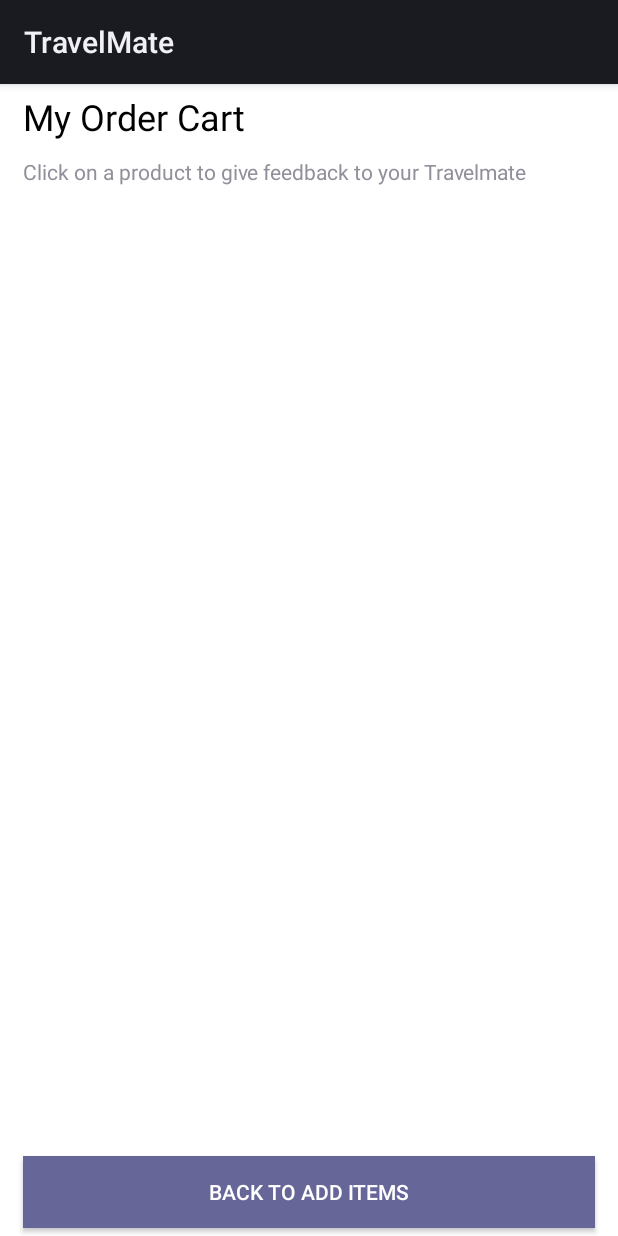
After one commit to olozl/TravelMate, an Android app: the CheckoutActivity screen opened directly, with no data from a screen before it, on a phone screen of 412 x 824 dp. The commit adds this screen. Run offline under Robolectric (Android 15) with nearby library versions, the phone set to English and light mode, and no system bars.

Commit message:
work on writing form and feedback

```diff
--- a/TravelMate/app/src/main/AndroidManifest.xml
+++ b/TravelMate/app/src/main/AndroidManifest.xml
@@ -20,6 +20,7 @@
         <activity android:name=".WritingFormActivity"></activity>
         <activity android:name="ProductDetailsActivity"></activity>
         <activity android:name="ShoppingCartActivity"></activity>
+        <activity android:name=".CheckoutActivity"></activity>
 
     </application>
 </manifest>
--- /dev/null
+++ b/TravelMate/app/src/main/java/com/lee/zoey/travelmate/CheckoutActivity.java
@@ -0,0 +1,63 @@
+package com.lee.zoey.travelmate;
+
+import android.app.Activity;
+import android.content.Intent;
+import android.os.Bundle;
+import android.view.View;
+import android.widget.AdapterView;
+import android.widget.Button;
+import android.widget.ListView;
+
+import java.util.List;
+
+/**
+ * Copyright (c) 2017 Eunji Lee
+ * This work is available under the "MIT license".
+ * Please see the file COPYING in this distribution for license terms.
+ */
+
+public class CheckoutActivity extends Activity{
+    private List<Product> mCartList;
+    private ProductAdapter mProductAdapter;
+    @Override
+    protected void onCreate(Bundle savedInstanceState) {
+        super.onCreate(savedInstanceState);
+        setContentView(R.layout.orderdetails);
+
+        mCartList = ShoppingCartHelper.getCartList();
+
+        // Make sure to clear the selections
+        for(int i=0; i<mCartList.size(); i++) {
+            mCartList.get(i).selected = false;
+        }
+
+
+        // Create the list
+        ListView listViewCatalog = (ListView) findViewById(R.id.ListView);
+        mProductAdapter = new ProductAdapter(mCartList, getLayoutInflater(), true);
+        listViewCatalog.setAdapter(mProductAdapter);
+
+        listViewCatalog.setOnItemClickListener(new AdapterView.OnItemClickListener() {
+
+            @Override
+            public void onItemClick(AdapterView<?> parent, View view, int position,
+                                    long id) {
+                Intent productDetailsIntent = new Intent(getBaseContext(),ProductDetailsActivity.class);
+/////////// not this but need to open feedback page
+                productDetailsIntent.putExtra(ShoppingCartHelper.PRODUCT_INDEX, mCartList.get(position).getTitle());
+                startActivity(productDetailsIntent);
+            }
+        });
+
+        // Button to go back to city list to add more items
+        Button viewCityCart = (Button) findViewById(R.id.backToMain);
+        viewCityCart.setOnClickListener(new View.OnClickListener() {
+
+            @Override
+            public void onClick(View v) {
+                Intent viewShoppingCartIntent = new Intent(getBaseContext(), CityActivity.class);
+                startActivity(viewShoppingCartIntent);
+            }
+        });
+    }
+}
--- a/TravelMate/app/src/main/java/com/lee/zoey/travelmate/Product.java
+++ b/TravelMate/app/src/main/java/com/lee/zoey/travelmate/Product.java
@@ -18,6 +18,7 @@ public class Product {
     public String description;
     public double price;
     public boolean selected;
+    public String writer;
 
     // Constructor for City catagory
     public Product(String title, Drawable productImage) {
@@ -27,11 +28,12 @@ public class Product {
 
     // Constructor for travel plan in a certain city
     public Product(String title, Drawable productImage, String description,
-                   double price) {
+                   double price, String writer) {
         this.title = title;
         this.productImage = productImage;
         this.description = description;
         this.price = price;
+        this.writer = writer;
     }
 
     public boolean equals(Object o){
--- a/TravelMate/app/src/main/java/com/lee/zoey/travelmate/ProductDetailsActivity.java
+++ b/TravelMate/app/src/main/java/com/lee/zoey/travelmate/ProductDetailsActivity.java
@@ -45,6 +45,8 @@ public class ProductDetailsActivity extends Activity {
         productDetailsTextView.setText(selectedProduct.description);
         ImageView productImageView = (ImageView) findViewById(R.id.ImageViewProduct);
         productImageView.setImageDrawable(selectedProduct.productImage);
+        TextView writerName = (TextView) findViewById(R.id.matename);
+        writerName.setText(selectedProduct.writer);
 
         TextView productPriceTextView = (TextView) findViewById(R.id.TextViewProductPrice);
         productPriceTextView.setText("$" + selectedProduct.price);
--- a/TravelMate/app/src/main/java/com/lee/zoey/travelmate/UserInfo.java
+++ b/TravelMate/app/src/main/java/com/lee/zoey/travelmate/UserInfo.java
@@ -22,13 +22,13 @@ public class UserInfo {
         this.password = password;
         this.gender = gender;
     }
-
+    // to check if username and corresponding password are equal
     public boolean equals(String username, String pwd){
         if (this.username.equals(username) && this.password.equals(pwd))
             return true;
         return false;
     }
-
+    // getter
     public String getUser(){
         return this.username;
     }
--- /dev/null
+++ b/TravelMate/app/src/main/res/layout/orderdetails.xml
@@ -0,0 +1,26 @@
+<?xml version="1.0" encoding="utf-8"?>
+<LinearLayout xmlns:android="http://schemas.android.com/apk/res/android"
+    android:orientation="vertical" android:layout_height="fill_parent"
+    android:layout_width="fill_parent" android:background="#ffffff"
+    android:paddingLeft="10dp" android:paddingRight="10dp">
+
+    <TextView android:id="@+id/TextView01" android:layout_width="wrap_content"
+        android:layout_height="wrap_content" android:textColor="#000000"
+        android:textSize="24dip" android:layout_margin="5dip" android:text="My Order Cart"/>
+    <TextView android:id="@+id/textView1" android:layout_width="wrap_content" android:layout_height="wrap_content"
+        android:layout_margin="5dip" android:text="Click on a product to give feedback to your Travelmate"/>
+    <ListView android:layout_height="wrap_content"
+        android:layout_weight="1" android:id="@+id/ListView"
+        android:layout_width="fill_parent" android:background="#ffffff"
+        android:cacheColorHint="#ffffff" android:clickable="true"
+        android:choiceMode="multipleChoice">
+
+    </ListView>
+        <Button android:layout_width="fill_parent"
+            android:background="#666699"
+            android:textColor="#FFFFFF" android:width="190dp"
+            android:layout_height="wrap_content" android:layout_margin="5dip"
+            android:id="@+id/backToMain"
+            android:text="Back to add items"/>
+
+</LinearLayout>
--- a/TravelMate/app/src/main/res/layout/writeform.xml
+++ b/TravelMate/app/src/main/res/layout/writeform.xml
@@ -34,7 +34,7 @@
         android:textColor="#000000"/>
     <EditText android:layout_width="wrap_content"
         android:layout_height="wrap_content" android:layout_weight="1"
-        android:text="1" android:gravity="right" android:id="@+id/editPrice"
+        android:hint="0.0" android:gravity="right" android:id="@+id/editPrice"
         android:inputType="number"/>
 
 </LinearLayout>
```
Also changed, not shown: TravelMate/app/src/main/java/com/lee/zoey/travelmate/LoginActivity.java (+5 -35 lines), TravelMate/app/src/main/java/com/lee/zoey/travelmate/LoginRequest.java (deleted, +0 -30 lines), TravelMate/app/src/main/java/com/lee/zoey/travelmate/RegisterActivity.java (+0 -34 lines), TravelMate/app/src/main/java/com/lee/zoey/travelmate/RegisterRequest.java (deleted, +0 -34 lines), TravelMate/app/src/main/java/com/lee/zoey/travelmate/ShoppingCartActivity.java (+15 -3 lines), TravelMate/app/src/main/java/com/lee/zoey/travelmate/ShoppingCartHelper.java (+10 -10 lines), TravelMate/app/src/main/java/com/lee/zoey/travelmate/UserList.java (+7 -1 lines), TravelMate/app/src/main/java/com/lee/zoey/travelmate/WritingFormActivity.java (+5 -2 lines), TravelMate/app/src/main/res/layout/productdetails.xml (+13 -3 lines).
